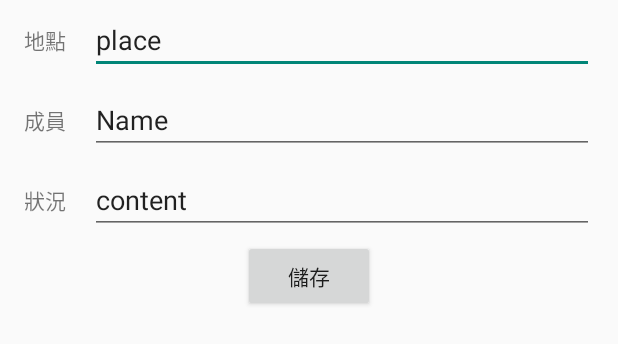
After one commit to a29733547/smarthomecare, an Android app: the layout fragment_savedata_health_midify.xml on its own in the app's theme, with its tools: preview values and no code run, on a phone screen of 412 x 824 dp. The commit adds this screen. Shown: the top 344 px of the screen. Run offline under Robolectric (Android 15) with nearby library versions, the phone set to English and light mode, and no system bars.

Commit message:
save health to modify

```diff
--- a/app/src/main/java/com/czerny/smarthomecare/addremind/AddRemindDialog.kt
+++ b/app/src/main/java/com/czerny/smarthomecare/addremind/AddRemindDialog.kt
@@ -38,11 +38,9 @@ class AddRemindDialog : BottomSheetDialogFragment() {
 
         binding.buttonAddremindRemind.setOnClickListener{
 
-
-
-
             findNavController().navigate(AddRemindDialogDirections.actionAddRemindDialogToAddRemindEditDialog())
         }
+
         binding.buttonAddremindHealth.setOnClickListener{
 //            Log.d("Hiya", "date=${(activity as MainActivity).data}")
             findNavController().navigate(AddRemindDialogDirections.actionAddRemindDialogToAddhealthEditDialog())
--- /dev/null
+++ b/app/src/main/java/com/czerny/smarthomecare/savedata/modify/SaveDataHealthModifyViewModel.kt
@@ -0,0 +1,4 @@
+package com.czerny.smarthomecare.savedata.modify
+
+class SaveDataHealthModifyViewModel {
+}
--- /dev/null
+++ b/app/src/main/res/layout/fragment_savedata_health_midify.xml
@@ -0,0 +1,102 @@
+<?xml version="1.0" encoding="utf-8"?>
+<layout xmlns:app="http://schemas.android.com/apk/res-auto"
+    xmlns:tools="http://schemas.android.com/tools"
+    xmlns:android="http://schemas.android.com/apk/res/android">
+
+    <data>
+        <variable
+            name="viewModelHealthModify"
+            type="com.czerny.smarthomecare.data.Health" />
+
+    </data>
+
+    <androidx.constraintlayout.widget.ConstraintLayout
+        android:layout_width="match_parent"
+        android:layout_height="match_parent">
+
+        <TextView
+            android:id="@+id/text_savedata_health_modify_place"
+            android:layout_width="wrap_content"
+            android:layout_height="wrap_content"
+            android:layout_marginStart="16dp"
+            android:layout_marginTop="16dp"
+            android:text="地點"
+            app:layout_constraintStart_toStartOf="parent"
+            app:layout_constraintTop_toTopOf="parent" />
+
+        <TextView
+            android:id="@+id/text_savedata_health_modify_name"
+            android:layout_width="wrap_content"
+            android:layout_height="wrap_content"
+            android:layout_marginStart="16dp"
+            android:layout_marginTop="32dp"
+            android:text="成員"
+            app:layout_constraintStart_toStartOf="parent"
+            app:layout_constraintTop_toBottomOf="@+id/text_savedata_health_modify_place" />
+
+        <TextView
+            android:id="@+id/text_savedata_health_modify_content"
+            android:layout_width="wrap_content"
+            android:layout_height="wrap_content"
+            android:layout_marginStart="16dp"
+            android:layout_marginTop="32dp"
+            android:text="狀況"
+            app:layout_constraintStart_toStartOf="parent"
+            app:layout_constraintTop_toBottomOf="@+id/text_savedata_health_modify_name" />
+
+        <EditText
+            android:id="@+id/edit_savedata_health_modify_place"
+            android:layout_width="0dp"
+            android:layout_height="wrap_content"
+            android:layout_marginStart="16dp"
+            android:layout_marginEnd="16dp"
+            android:ems="10"
+            android:inputType="textPersonName"
+            android:text="place"
+            app:layout_constraintBottom_toBottomOf="@+id/text_savedata_health_modify_place"
+            app:layout_constraintEnd_toEndOf="parent"
+            app:layout_constraintStart_toEndOf="@+id/text_savedata_health_modify_place"
+            app:layout_constraintTop_toTopOf="@+id/text_savedata_health_modify_place" />
+
+        <EditText
+            android:id="@+id/edit_savedata_health_modify_name"
+            android:layout_width="0dp"
+            android:layout_height="wrap_content"
+            android:layout_marginStart="16dp"
+            android:layout_marginEnd="16dp"
+            android:ems="10"
+            android:inputType="textPersonName"
+            android:text="Name"
+            app:layout_constraintBottom_toBottomOf="@+id/text_savedata_health_modify_name"
+            app:layout_constraintEnd_toEndOf="parent"
+            app:layout_constraintStart_toEndOf="@+id/text_savedata_health_modify_name"
+            app:layout_constraintTop_toTopOf="@+id/text_savedata_health_modify_name" />
+
+        <EditText
+            android:id="@+id/edit_savedata_health_modify_content"
+            android:layout_width="0dp"
+            android:layout_height="wrap_content"
+            android:layout_marginStart="16dp"
+            android:layout_marginEnd="16dp"
+            android:ems="10"
+            android:inputType="textPersonName"
+            android:text="content"
+            app:layout_constraintBottom_toBottomOf="@+id/text_savedata_health_modify_content"
+            app:layout_constraintEnd_toEndOf="parent"
+            app:layout_constraintStart_toEndOf="@+id/text_savedata_health_modify_content"
+            app:layout_constraintTop_toTopOf="@+id/text_savedata_health_modify_content" />
+
+        <Button
+            android:id="@+id/button_savedata_health_modify_push"
+            android:layout_width="wrap_content"
+            android:layout_height="wrap_content"
+            android:layout_marginTop="16dp"
+            android:layout_marginBottom="16dp"
+            android:text="儲存"
+            app:layout_constraintBottom_toBottomOf="parent"
+            app:layout_constraintEnd_toEndOf="parent"
+            app:layout_constraintStart_toStartOf="parent"
+            app:layout_constraintTop_toBottomOf="@+id/text_savedata_health_modify_content"
+            app:layout_constraintVertical_bias="0.0" />
+    </androidx.constraintlayout.widget.ConstraintLayout>
+</layout>
```
Also changed, not shown: app/src/main/java/com/czerny/smarthomecare/savedata/modify/SaveDataHealtyModifyFragment.kt (added, +21 -0 lines), app/src/main/java/com/czerny/smarthomecare/savedata/remind/SaveDataHealthAdapter.kt (+12 -2 lines), app/src/main/java/com/czerny/smarthomecare/savedata/remind/SaveDataHealthFragment.kt (+18 -10 lines), app/src/main/java/com/czerny/smarthomecare/savedata/remind/SaveDataHealthViewModel.kt (+10 -2 lines), app/src/main/res/navigation/nav_graph.xml (+33 -13 lines).
